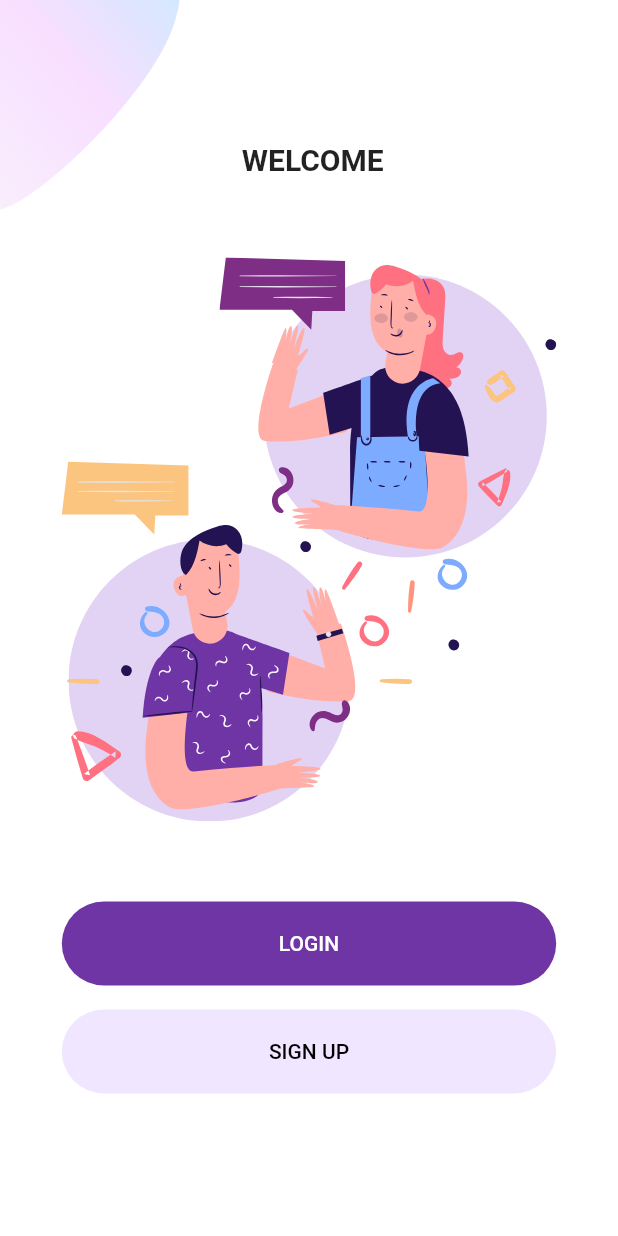
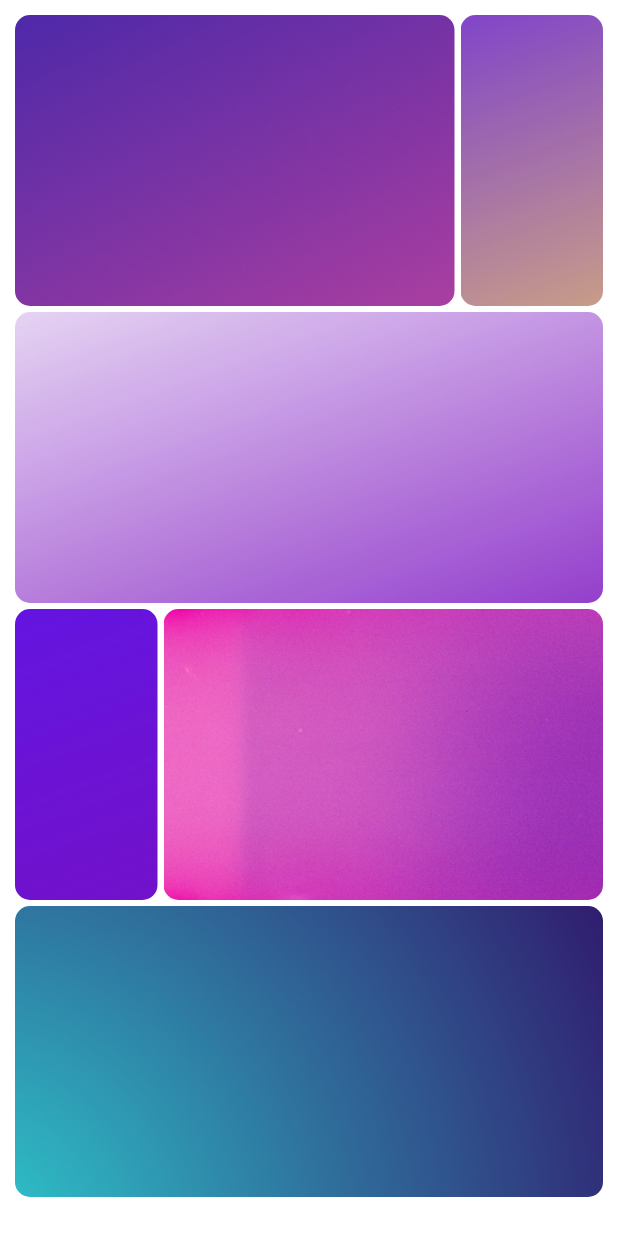
Before and after one commit to shamsenurshanto/Login_repo, a Flutter app: the screen it shows after launch, on a phone screen of 412 x 824 dp. Run offline on Flutter 3.47's test engine with Material 2 defaults, Android fonts, the phone set to English and light mode, and no system bars; our stand-ins replace another_flushbar, dio, flutter_svg, get, google_fonts, google_nav_bar and 4 more; accounts and stored records are empty.

Commit message:
added all grid

```diff
--- /dev/null
+++ b/lib/homeGrid.dart
@@ -0,0 +1,111 @@
+import 'package:another_flushbar/flushbar.dart';
+import 'package:flutter/material.dart';
+import 'package:flutter/src/widgets/framework.dart';
+import 'package:flutter/src/widgets/placeholder.dart';
+import 'package:flutter_staggered_grid_view/flutter_staggered_grid_view.dart';
+class homeGrid extends StatelessWidget {
+  const homeGrid({super.key});
+
+  @override
+  Widget build(BuildContext context) {
+    return Scaffold(
+   body:Container(
+    margin: EdgeInsets.all(10),
+    child:  quilet(context)
+   )
+
+    );
+  }
+  Widget masonaryLayout(BuildContext context)
+  {
+   return MasonryGridView.builder(
+
+
+    gridDelegate: SliverSimpleGridDelegateWithFixedCrossAxisCount(crossAxisCount: 2),
+     itemCount: 6,
+     crossAxisSpacing: 10,
+     mainAxisSpacing: 10,
+
+     itemBuilder: (context,index){
+      return ClipRRect(
+              borderRadius: BorderRadius.circular(10),
+                  //  child: Image.network("https://source.unsplash.com/random?sig=$index"),
+                   child: Container(
+                    width: 100,
+                    height: 300,
+                    color: Colors.deepPurple,
+                    child: Text("hello"),
+                   ),
+      );
+     }
+
+
+     );
+  }
+
+
+    Widget quilet(BuildContext context)
+  {
+   return GridView.custom(
+
+    gridDelegate: SliverQuiltedGridDelegate(crossAxisCount: 4,
+    mainAxisSpacing: 4,
+    crossAxisSpacing: 4,
+      pattern: [
+          QuiltedGridTile(2, 3),
+        QuiltedGridTile(2, 1),
+
+          QuiltedGridTile(2, 4),
+
+          QuiltedGridTile(2, 1),
+              QuiltedGridTile(2, 3),
+               QuiltedGridTile(2, 4),
+
+
+
+
+
+
+      ]
+    ),
+
+
+
+     childrenDelegate: SliverChildBuilderDelegate(((context, index) {
+      return  ClipRRect(
+              borderRadius: BorderRadius.circular(10),
+                  //  child: Image.network("https://source.unsplash.com/random?sig=$index",
+                  //  fit: BoxFit.cover,
+
+                              child: GestureDetector(
+              onTap: () {
+                print(index);
+              }, // Image tapped
+              child:
+
+              index<6? Image.asset("assets/images/image$index.jpg",  fit: BoxFit.cover): Container()
+)
+,
+
+
+
+
+
+
+      );
+
+
+     }
+
+
+     )
+     )
+
+     );
+  }
+
+
+
+
+
+}
--- a/lib/main.dart
+++ b/lib/main.dart
@@ -3,6 +3,7 @@ import 'package:flutter/material.dart';
 // import 'package:flutter_auth/constants.dart';
 import 'package:my_app/Screens/Welcome/welcome_screen.dart';
 import 'package:my_app/constants.dart';
+import 'package:my_app/homeGrid.dart';
 
 void main() => runApp(const MyApp());
 
@@ -39,7 +40,8 @@ class MyApp extends StatelessWidget {
               borderSide: BorderSide.none,
             ),
           )),
-      home: const WelcomeScreen(),
+      // home: const WelcomeScreen(),
+      home: const homeGrid(),
     );
   }
 }
--- a/pubspec.yaml
+++ b/pubspec.yaml
@@ -48,7 +48,7 @@ dependencies:
   google_fonts: ^4.0.3
   google_nav_bar: ^5.0.6
   flutter_svg: ^2.0.4
-  flutter_staggered_grid_view: ^0.4.0
+  flutter_staggered_grid_view: ^0.6.2
 
 dev_dependencies:
 
@@ -83,6 +83,7 @@ flutter:
     - assets/images/
     - assets/icons/
 
+
   # An image asset can refer to one or more resolution-specific "variants", see
   # https://flutter.dev/assets-and-images/#resolution-aware
 
```
Also changed, not shown: assets/images/cat.jpg (added), assets/images/image0.jpg (added), assets/images/image1.jpg (added), assets/images/image2.jpg (added), assets/images/image3.jpg (added), assets/images/image4.jpg (added), assets/images/image5.jpg (added), assets/images/image6.jpg (added), pubspec.lock.
